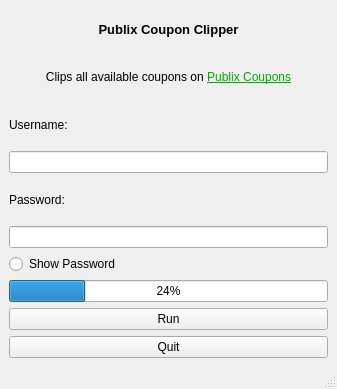
Chrisae9/PublixCoupons, file coupon.ui: the form before one commit.
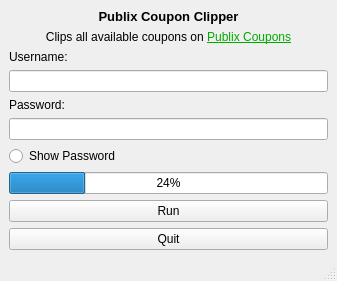
The form after the commit.

Patch:
```diff
--- a/coupon.ui
+++ b/coupon.ui
@@ -7,7 +7,7 @@
     <x>0</x>
     <y>0</y>
     <width>337</width>
-    <height>389</height>
+    <height>271</height>
    </rect>
   </property>
   <property name="windowTitle">
```
